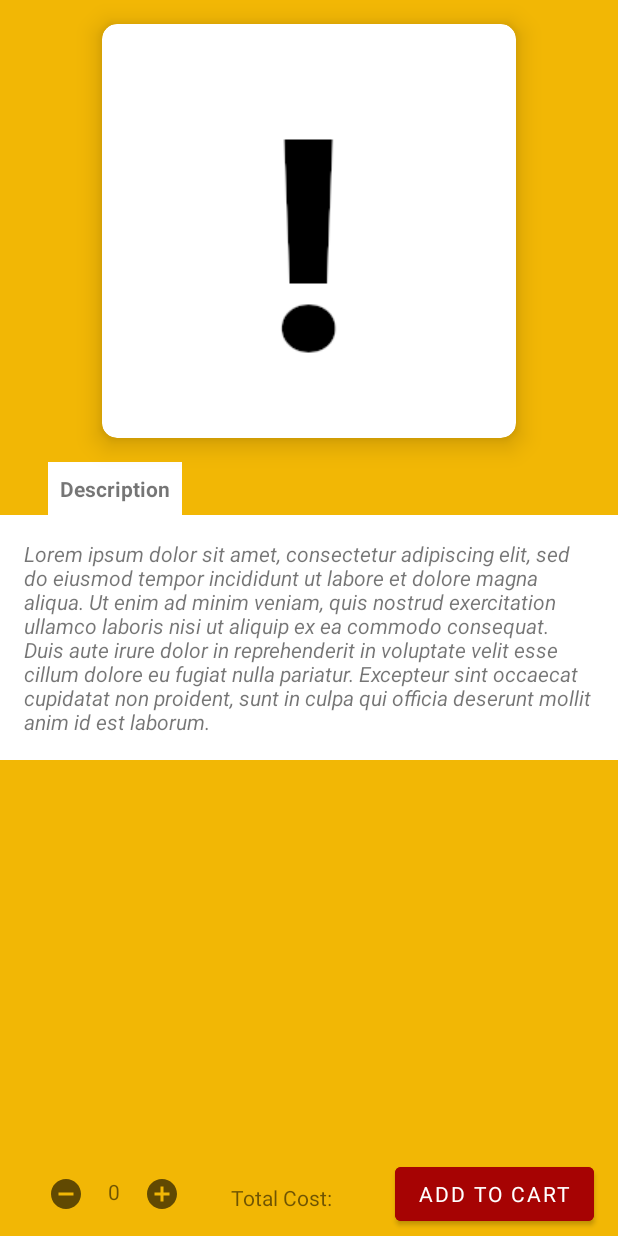
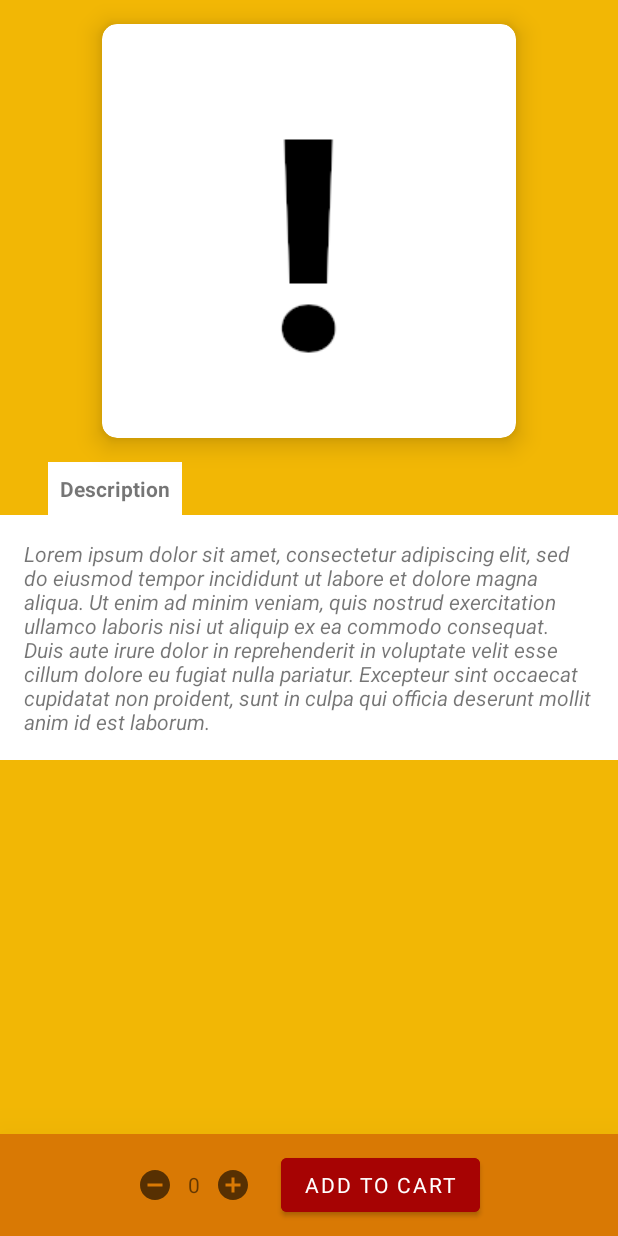
Before and after one commit to mrbllyy/OmersPlace, an Android app: the layout fragment_meal_detail.xml on its own in the app's theme, with its tools: preview values and no code run, on a phone screen of 412 x 824 dp. Run offline under Robolectric (Android 15) with nearby library versions, the phone set to English and light mode, and no system bars; Roboto replaces fonts that are not available here.

Commit message:
Cart Improvement

```diff
--- a/app/src/main/java/com/example/omersplace/retrofit/MealsDAO.kt
+++ b/app/src/main/java/com/example/omersplace/retrofit/MealsDAO.kt
@@ -11,10 +11,8 @@ import retrofit2.http.POST
 
 interface MealsDAO {
 
-
     @GET("tumYemekleriGetir.php")
     fun getAllMeals(): Call<MealResponse>
-
 
     @POST("sepeteYemekEkle.php")
     @FormUrlEncoded
@@ -24,11 +22,9 @@ interface MealsDAO {
                   @Field("yemek_siparis_adet") meal_order_count: Int,
                   @Field("kullanici_adi") username: String): Call<CRUDResponse>
 
-
     @POST("sepettekiYemekleriGetir.php")
     @FormUrlEncoded
     fun bringOrdersInCart(@Field("kullanici_adi") username: String): Call<CartResponse>
-
 
     @POST("sepettenYemekSil.php")
     @FormUrlEncoded
--- a/app/src/main/res/layout/activity_main.xml
+++ b/app/src/main/res/layout/activity_main.xml
@@ -35,14 +35,14 @@
         android:layout_height="wrap_content"
         android:background="@color/omers_darkred"
         android:minHeight="?attr/actionBarSize"
-        android:padding="10dp"
+        android:padding="4dp"
         android:theme="?attr/actionBarTheme"
         app:buttonGravity="center_vertical"
         app:layout_constraintEnd_toEndOf="parent"
         app:layout_constraintStart_toStartOf="parent"
         app:layout_constraintTop_toTopOf="parent"
-        app:logo="@drawable/ic_notification"
+        app:logo="@android:mipmap/sym_def_app_icon"
         app:title="@string/app_name"
-        app:titleMarginStart="25dp"
+        app:titleMarginStart="30dp"
         app:titleTextColor="@color/black" />
 </androidx.constraintlayout.widget.ConstraintLayout>
--- a/app/src/main/res/layout/fragment_meal_detail.xml
+++ b/app/src/main/res/layout/fragment_meal_detail.xml
@@ -38,7 +38,6 @@
             android:layout_width="0dp"
             android:layout_height="wrap_content"
             android:background="#FFFFFF"
-            android:fontFamily="@font/eb_garamond"
             android:padding="16dp"
             android:text="@string/lorem_ipsum"
             android:textStyle="italic"
@@ -47,58 +46,13 @@
             app:layout_constraintStart_toStartOf="parent"
             app:layout_constraintTop_toBottomOf="@+id/textViewDescription" />
 
-        <Button
-            android:id="@+id/buttonAddToCart"
-            android:layout_width="wrap_content"
-            android:layout_height="wrap_content"
-            android:layout_marginEnd="16dp"
-            android:backgroundTint="@color/omers_darkred"
-            android:text="@string/add_to_cart"
-            app:layout_constraintBottom_toBottomOf="@+id/imageViewAdd"
-            app:layout_constraintEnd_toEndOf="parent"
-            app:layout_constraintTop_toTopOf="@+id/imageViewAdd"
-            app:rippleColor="@color/omers_orange" />
-
-        <ImageView
-            android:id="@+id/imageViewRemove"
-            android:layout_width="wrap_content"
-            android:layout_height="wrap_content"
-            android:layout_marginStart="32dp"
-            android:layout_marginEnd="16dp"
-            android:layout_marginBottom="16dp"
-            android:src="@drawable/ic_baseline_remove_circle_24"
-            app:layout_constraintBottom_toBottomOf="parent"
-            app:layout_constraintEnd_toStartOf="@+id/textViewNumberOfItems"
-            app:layout_constraintStart_toStartOf="parent" />
-
-        <TextView
-            android:id="@+id/textViewNumberOfItems"
-            android:layout_width="wrap_content"
-            android:layout_height="wrap_content"
-            android:layout_marginBottom="20dp"
-            android:text="0"
-            app:layout_constraintBottom_toBottomOf="parent"
-            app:layout_constraintEnd_toStartOf="@+id/imageViewAdd"
-            app:layout_constraintStart_toEndOf="@+id/imageViewRemove" />
-
-        <ImageView
-            android:id="@+id/imageViewAdd"
-            android:layout_width="wrap_content"
-            android:layout_height="wrap_content"
-            android:layout_marginStart="16dp"
-            android:layout_marginBottom="16dp"
-            android:src="@drawable/ic_baseline_add_circle_24"
-            app:layout_constraintBottom_toBottomOf="parent"
-            app:layout_constraintStart_toEndOf="@+id/textViewNumberOfItems" />
-
         <TextView
             android:id="@+id/textViewPrice"
             android:layout_width="wrap_content"
             android:layout_height="wrap_content"
             android:layout_marginTop="16dp"
-            android:fontFamily="@font/eb_garamond"
-            android:text='@{meal.getPrice() + " ₺"}'
-            android:textSize="24sp"
+            android:text='@{@string/price + ": " + meal.getPrice() + " " + @string/currency}'
+
             android:textStyle="bold"
             app:layout_constraintEnd_toEndOf="parent"
             app:layout_constraintHorizontal_bias="0.5"
@@ -112,38 +66,67 @@
             android:layout_marginStart="32dp"
             android:layout_marginTop="16dp"
             android:background="#FFFFFF"
-            android:fontFamily="@font/eb_garamond"
             android:padding="8dp"
             android:text="@string/description"
             android:textStyle="bold"
             app:layout_constraintStart_toStartOf="parent"
             app:layout_constraintTop_toBottomOf="@+id/cardViewMealDetailImage" />
 
-        <TextView
-            android:id="@+id/textView"
+        <LinearLayout
+            android:layout_width="0dp"
+            android:layout_height="wrap_content"
+            android:background="@color/omers_orange"
+            android:elevation="50dp"
+            android:gravity="center_horizontal|center_vertical"
+            android:orientation="horizontal"
+            android:padding="10dp"
+            app:layout_constraintBottom_toBottomOf="parent"
+            app:layout_constraintEnd_toEndOf="parent"
+            app:layout_constraintStart_toStartOf="parent">
+
+            <ImageView
+                android:id="@+id/imageViewRemove"
                 android:layout_width="wrap_content"
                 android:layout_height="wrap_content"
-            android:layout_marginEnd="8dp"
-            android:layout_marginBottom="16dp"
-            android:text="@string/total_cost"
-            app:layout_constraintBottom_toBottomOf="parent"
-            app:layout_constraintEnd_toStartOf="@+id/textViewTotalCost" />
+                android:src="@drawable/ic_baseline_remove_circle_24"
+                tools:layout_editor_absoluteX="32dp"
+                tools:layout_editor_absoluteY="618dp" />
+
+            <TextView
+                android:id="@+id/textViewNumberOfItems"
+                android:layout_width="wrap_content"
+                android:layout_height="wrap_content"
+                android:padding="10dp"
+                android:text="0"
+                tools:layout_editor_absoluteX="72dp"
+                tools:layout_editor_absoluteY="619dp" />
+
+            <ImageView
+                android:id="@+id/imageViewAdd"
+                android:layout_width="wrap_content"
+                android:layout_height="wrap_content"
+                android:src="@drawable/ic_baseline_add_circle_24"
+                tools:layout_editor_absoluteX="96dp"
+                tools:layout_editor_absoluteY="618dp" />
 
             <TextView
                 android:id="@+id/textViewTotalCost"
                 android:layout_width="wrap_content"
                 android:layout_height="wrap_content"
-            app:layout_constraintBottom_toBottomOf="@+id/textView"
-            app:layout_constraintEnd_toStartOf="@+id/buttonAddToCart"
-            app:layout_constraintHorizontal_bias="0.762"
-            app:layout_constraintStart_toEndOf="@+id/imageViewAdd"
-            app:layout_constraintTop_toTopOf="@+id/textView" />
+                android:padding="10dp"
+                tools:layout_editor_absoluteX="229dp"
+                tools:layout_editor_absoluteY="623dp" />
 
-        <androidx.constraintlayout.widget.Group
-            android:id="@+id/group"
+            <Button
+                android:id="@+id/buttonAddToCart"
                 android:layout_width="wrap_content"
                 android:layout_height="wrap_content"
-            app:constraint_referenced_ids="textViewNumberOfItems,imageViewRemove,imageViewAdd,buttonAddToCart,textViewTotalCost,textView" />
+                android:backgroundTint="@color/omers_darkred"
+                android:text="@string/add_to_cart"
+                app:rippleColor="@color/omers_orange"
+                tools:layout_editor_absoluteX="263dp"
+                tools:layout_editor_absoluteY="607dp" />
+        </LinearLayout>
 
     </androidx.constraintlayout.widget.ConstraintLayout>
 </layout>
--- a/app/src/main/res/layout/meal_card.xml
+++ b/app/src/main/res/layout/meal_card.xml
@@ -5,6 +5,7 @@
 
     <data>
         <variable name="meal" type="com.example.omersplace.entities.Meal" />
+        <import type="com.example.omersplace.R"></import>
     </data>
 
     <LinearLayout
@@ -57,7 +58,7 @@
                     android:layout_height="wrap_content"
                     android:layout_marginTop="64dp"
                     android:fontFamily="@font/odibee_sans"
-                    android:text='@{"Price: " + meal.getPrice() + " ₺"}'
+                    android:text='@{"Price: " + meal.getPrice() + " " + @string/currency}'
                     android:textStyle="bold"
                     app:layout_constraintEnd_toEndOf="parent"
                     app:layout_constraintStart_toStartOf="parent"
--- a/app/src/main/res/values/themes.xml
+++ b/app/src/main/res/values/themes.xml
@@ -13,6 +13,8 @@
         <!-- Status bar color. -->
         <item name="android:statusBarColor" tools:targetApi="l">@color/black</item>
         <!-- Customize your theme here. -->
+
+
         <item name="fontFamily">@font/roboto_light</item>
 
         <item name="android:windowSplashScreenBrandingImage" tools:targetApi="s">@drawable/branding</item>
@@ -20,5 +22,7 @@
 
         <item name="windowNoTitle">true</item>
         <item name="windowActionBar">false</item>
+
+
     </style>
 </resources>
```
Also changed, not shown: app/src/main/java/com/example/omersplace/entities/Meal.kt (+10 -1 lines), app/src/main/java/com/example/omersplace/fragments/CartFragment.kt (+14 -2 lines), app/src/main/java/com/example/omersplace/fragments/HomePageFragment.kt (+14 -0 lines), app/src/main/java/com/example/omersplace/fragments/MealDetailFragment.kt (+5 -3 lines), app/src/main/java/com/example/omersplace/repo/MealsDAORepo.kt (+11 -20 lines), app/src/main/java/com/example/omersplace/viewmodels/CartViewModel.kt (+4 -3 lines), app/src/main/java/com/example/omersplace/viewmodels/HomePageViewModel.kt (+15 -7 lines), app/src/main/res/layout/fragment_cart.xml (+38 -5 lines), app/src/main/res/layout/fragment_home_page.xml (+24 -1 lines), app/src/main/res/navigation/main_navigation.xml (+4 -3 lines). Lines whose indentation alone changed are shown as unchanged.
